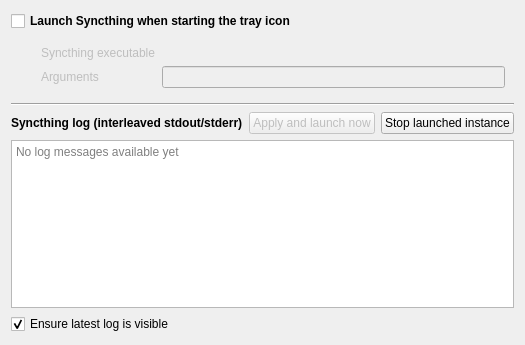
Martchus/syncthingtray, file gui/launcheroptionpage.ui: the form before one commit.
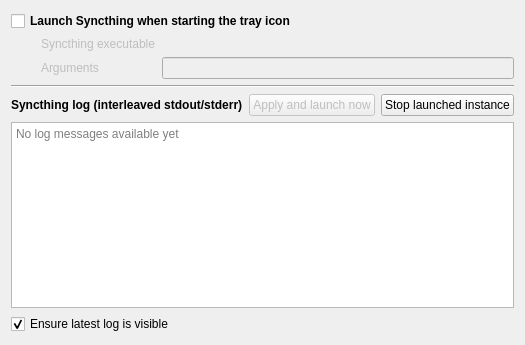
The form after the commit. Icons and pictures are not drawn. Custom widgets are drawn as their Qt base class.

Patch:
```diff
--- a/gui/launcheroptionpage.ui
+++ b/gui/launcheroptionpage.ui
@@ -6,7 +6,7 @@
    <rect>
     <x>0</x>
     <y>0</y>
-    <width>457</width>
+    <width>517</width>
     <height>345</height>
    </rect>
   </property>
@@ -36,6 +36,15 @@
       <property name="leftMargin">
        <number>30</number>
       </property>
+      <property name="topMargin">
+       <number>0</number>
+      </property>
+      <property name="rightMargin">
+       <number>0</number>
+      </property>
+      <property name="bottomMargin">
+       <number>0</number>
+      </property>
       <item row="0" column="0">
        <widget class="QLabel" name="syncthingPathLabel">
         <property name="text">
```
